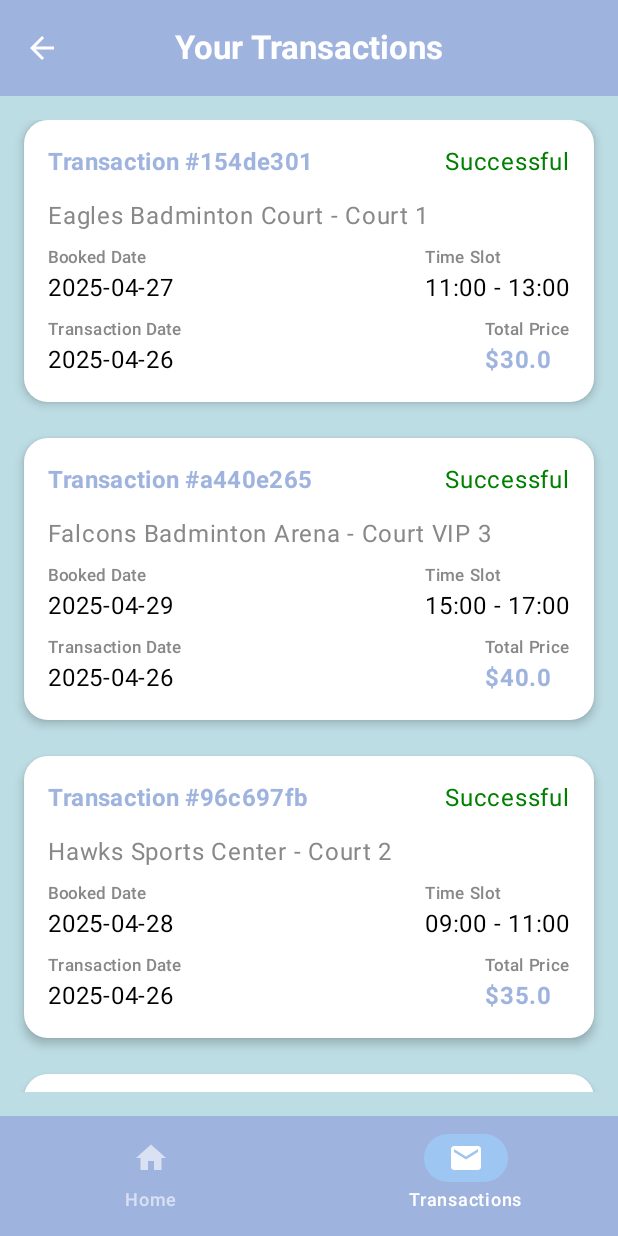
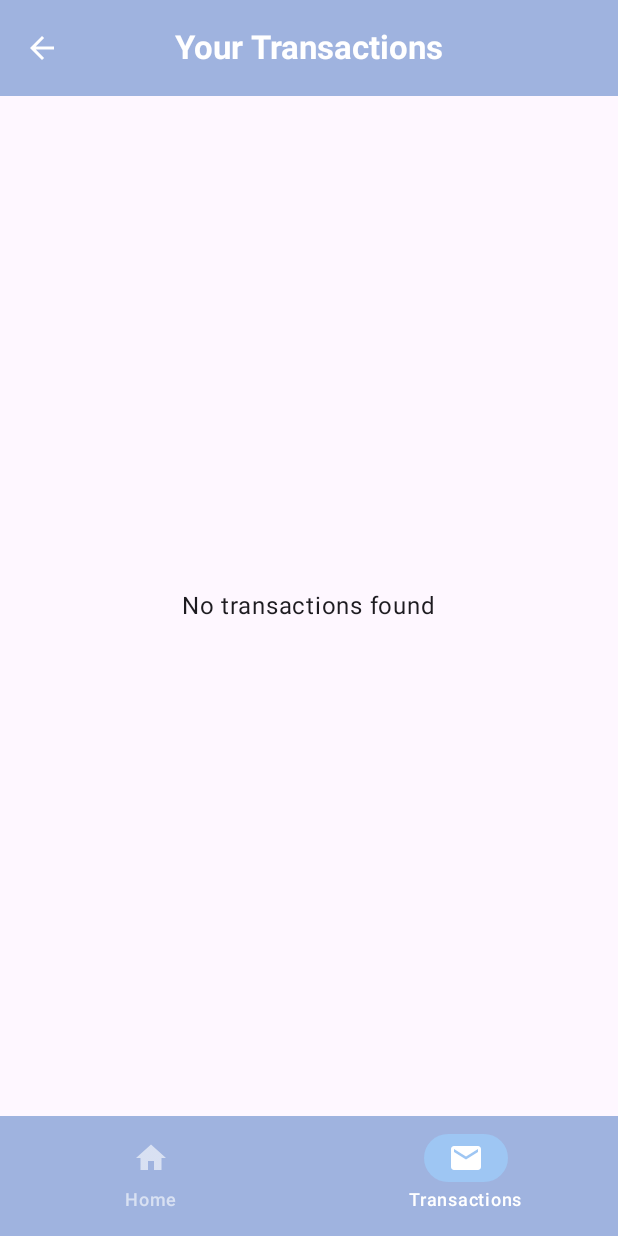
Before and after one commit to Logiqode/ProyekMobileFrontEnd, an Android app built with Jetpack Compose: the screen it shows after launch (MainActivity), item 2 of the bottom bar chosen, on a phone screen of 412 x 824 dp. Run offline under Robolectric (Android 15) with nearby library versions, the phone set to English and light mode, and no system bars.

Commit message:
Booking Form : Data Validation, Data Singleton

```diff
--- a/app/src/main/java/com/example/bookminton/dataModel/DataModels.kt
+++ b/app/src/main/java/com/example/bookminton/data/DataModels.kt
@@ -1,4 +1,4 @@
-package com.example.bookminton.dataModel
+package com.example.bookminton.data
 
 import java.time.LocalDate
 import java.time.LocalTime
--- /dev/null
+++ b/app/src/main/java/com/example/bookminton/data/DataSingleton.kt
@@ -0,0 +1,24 @@
+package com.example.bookminton.data
+
+import java.time.LocalDate
+import java.time.LocalTime
+import androidx.compose.runtime.mutableStateListOf
+import androidx.compose.runtime.snapshots.SnapshotStateList
+
+object DataSingleton {
+    private val _bookings = mutableStateListOf<Booking>()
+    private val _transactions = mutableStateListOf<Transaction>()
+
+    val bookings: List<Booking> get() = _bookings
+    val transactions: List<Transaction> get() = _transactions
+
+    fun addBooking(booking: Booking){
+        _bookings.add(booking)
+        _transactions.add(Transaction(booking = booking))
+    }
+
+    fun clearAll(){
+        _bookings.clear()
+        _transactions.clear()
+    }
+}
--- a/app/src/main/java/com/example/bookminton/pages/HomeScreen.kt
+++ b/app/src/main/java/com/example/bookminton/pages/HomeScreen.kt
@@ -20,19 +20,20 @@ import androidx.navigation.NavHostController
 import com.example.bookminton.ui.theme.*
 import androidx.compose.ui.graphics.Color
 import androidx.compose.ui.text.style.TextOverflow
-import com.example.bookminton.dataModel.Booking
+import com.example.bookminton.data.Booking
+import com.example.bookminton.data.DataSingleton
+import com.example.bookminton.navigation.Screen
 import com.example.bookminton.sampleData.SampleData
 
 @Composable
 fun HomeScreen(navController: NavHostController) {
-    var bookings by remember { mutableStateOf(SampleData.sampleBookings) }
+    val bookings by remember { mutableStateOf(DataSingleton.bookings) }
 
     Column(
         modifier = Modifier
             .fillMaxSize()
             .background(SkyBlue)
     ) {
-        // Top section (1/3 of screen)
         Box(
             modifier = Modifier
                 .fillMaxWidth()
@@ -67,7 +68,7 @@ fun HomeScreen(navController: NavHostController) {
             }
         }
 
-        // Bottom section (2/3 of screen)
+        // Bottom section (3/4 of screen)
         Column(
             modifier = Modifier
                 .fillMaxWidth()
@@ -78,7 +79,9 @@ fun HomeScreen(navController: NavHostController) {
         ) {
             if (bookings.isEmpty()) {
                 Box(
-                    modifier = Modifier.fillMaxSize(),
+                    modifier = Modifier
+                        .weight(1f)
+                        .fillMaxSize(),
                     contentAlignment = Alignment.Center
                 ) {
                     Text(
@@ -96,22 +99,20 @@ fun HomeScreen(navController: NavHostController) {
                     modifier = Modifier.padding(bottom = 16.dp)
                 )
 
-                val bookingsToShow = bookings.take(3)
                 LazyColumn(
-                    modifier = Modifier.fillMaxWidth(),
-                    verticalArrangement = Arrangement.spacedBy(16.dp),
-                    contentPadding = PaddingValues(bottom = 24.dp)
+                    modifier = Modifier.weight(1f),
+                    verticalArrangement = Arrangement.spacedBy(16.dp)
                 ) {
-                    items(bookingsToShow) { booking ->
+                    items(bookings.take(3)) { booking ->
                         BookingCard(booking = booking)
                     }
                 }
             }
 
-            Spacer(modifier = Modifier.weight(1f))
-
+            // This ensures the button stays at the bottom
+            Spacer(modifier = Modifier.height(16.dp))
             Button(
-                onClick = { navController.navigate("booking") },
+                onClick = { navController.navigate(Screen.Booking.route) },
                 modifier = Modifier
                     .fillMaxWidth()
                     .height(56.dp),
--- a/app/src/main/java/com/example/bookminton/pages/TransactionsScreen.kt
+++ b/app/src/main/java/com/example/bookminton/pages/TransactionsScreen.kt
@@ -16,24 +16,17 @@ import androidx.compose.ui.unit.dp
 import androidx.navigation.NavHostController
 import com.example.bookminton.ui.theme.*
 import androidx.compose.ui.Alignment
-import com.example.bookminton.dataModel.Transaction
+import com.example.bookminton.data.Transaction
 import com.example.bookminton.sampleData.SampleData
+import com.example.bookminton.data.DataSingleton
 
 @OptIn(ExperimentalMaterial3Api::class)
 @Composable
 fun TransactionsScreen(navController: NavHostController) {
-    var transactions by remember { mutableStateOf(SampleData.sampleTransactions) }
+    val transactions = remember { DataSingleton.transactions }
 
-    // Main container with SoftTeal background
-    Box(
-        modifier = Modifier
-            .fillMaxSize()
-            .background(SoftTeal)
-    ) {
-        Column(
-            modifier = Modifier.fillMaxSize()
-        ) {
-            // Top app bar with LightBlue background
+    Scaffold(
+        topBar = {
             CenterAlignedTopAppBar(
                 title = {
                     Text(
@@ -53,14 +46,15 @@ fun TransactionsScreen(navController: NavHostController) {
                 },
                 colors = TopAppBarDefaults.centerAlignedTopAppBarColors(
                     containerColor = LightBlue
-                ),
-                modifier = Modifier.statusBarsPadding()
                 )
-
-            // Content area
+            )
+        }
+    ) { padding ->
         if (transactions.isEmpty()) {
             Box(
-                    modifier = Modifier.fillMaxSize(),
+                modifier = Modifier
+                    .fillMaxSize()
+                    .padding(padding),
                 contentAlignment = Alignment.Center
             ) {
                 Text("No transactions found")
@@ -69,12 +63,13 @@ fun TransactionsScreen(navController: NavHostController) {
             LazyColumn(
                 modifier = Modifier
                     .fillMaxSize()
-                        .padding(horizontal = 16.dp, vertical = 16.dp),
-                    verticalArrangement = Arrangement.spacedBy(16.dp) // Increased spacing
+                    .padding(padding)
+                    .padding(horizontal = 16.dp),
+                verticalArrangement = Arrangement.spacedBy(16.dp),
+                contentPadding = PaddingValues(bottom = 16.dp)
             ) {
                 items(transactions) { transaction ->
                     TransactionCard(transaction = transaction)
-                    }
                 }
             }
         }
--- a/app/src/main/java/com/example/bookminton/sampleData/SampleData.kt
+++ b/app/src/main/java/com/example/bookminton/sampleData/SampleData.kt
@@ -1,7 +1,7 @@
 package com.example.bookminton.sampleData
 
-import com.example.bookminton.dataModel.Booking
-import com.example.bookminton.dataModel.Transaction
+import com.example.bookminton.data.Booking
+import com.example.bookminton.data.Transaction
 import java.time.LocalDate
 import java.time.LocalTime
 
```
Also changed, not shown: app/src/main/java/com/example/bookminton/pages/BookingFormScreen.kt (+46 -14 lines). Lines whose indentation alone changed are shown as unchanged.
